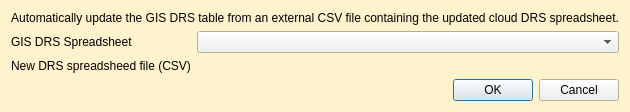
Above: PCA_Geomax_Survey_Processing/pca_geomax_update_DRS_trench_sheet_dialog_base.ui from PCA-Geodata/PCA_Geomax_Survey_Processing_QGIS_Plugin before the change. Below: the same form after it.
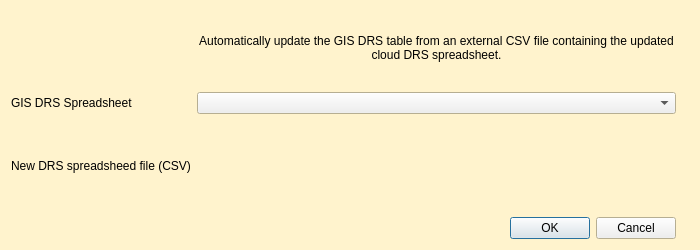
That is the form after the change. Icons and pictures are not drawn. Custom widgets are drawn as their Qt base class.

Commit message: add geomax proc 2.0

Patch:
```diff
--- a/PCA_Geomax_Survey_Processing/pca_geomax_update_DRS_trench_sheet_dialog_base.ui
+++ b/PCA_Geomax_Survey_Processing/pca_geomax_update_DRS_trench_sheet_dialog_base.ui
@@ -9,20 +9,26 @@
    <rect>
     <x>0</x>
     <y>0</y>
-    <width>641</width>
+    <width>700</width>
     <height>250</height>
    </rect>
   </property>
+  <property name="sizePolicy">
+   <sizepolicy hsizetype="Fixed" vsizetype="Fixed">
+    <horstretch>0</horstretch>
+    <verstretch>0</verstretch>
+   </sizepolicy>
+  </property>
   <property name="minimumSize">
    <size>
-    <width>641</width>
+    <width>700</width>
     <height>250</height>
    </size>
   </property>
   <property name="maximumSize">
    <size>
-    <width>641</width>
-    <height>250</height>
+    <width>700</width>
+    <height>276</height>
    </size>
   </property>
   <property name="palette">
@@ -94,36 +100,54 @@
   </property>
   <layout class="QGridLayout" name="gridLayout">
    <property name="sizeConstraint">
-    <enum>QLayout::SetFixedSize</enum>
+    <enum>QLayout::SetMinAndMaxSize</enum>
    </property>
-   <item row="5" column="0">
-    <widget class="QLabel" name="label_3">
-     <property name="frameShape">
-      <enum>QFrame::NoFrame</enum>
+   <item row="2" column="0">
+    <widget class="QLabel" name="label_5">
+     <property name="maximumSize">
+      <size>
+       <width>75</width>
+       <height>75</height>
+      </size>
      </property>
      <property name="text">
-      <string>New DRS spreadsheed file (CSV)</string>
+      <string/>
      </property>
     </widget>
    </item>
-   <item row="4" column="1">
-    <widget class="QgsMapLayerComboBox" name="DRS_on_GIS_comboBox"/>
+   <item row="2" column="2">
+    <widget class="QLabel" name="label_4">
+     <property name="maximumSize">
+      <size>
+       <width>75</width>
+       <height>75</height>
+      </size>
+     </property>
+     <property name="text">
+      <string/>
+     </property>
+     <property name="pixmap">
+      <pixmap>icons/geomax_update_DRS_icon.png</pixmap>
+     </property>
+     <property name="scaledContents">
+      <bool>true</bool>
+     </property>
+    </widget>
    </item>
-   <item row="0" column="0" colspan="2">
+   <item row="2" column="1">
     <widget class="QLabel" name="label">
      <property name="text">
       <string>&lt;html&gt;&lt;head/&gt;&lt;body&gt;&lt;p align=&quot;center&quot;&gt;Automatically update the GIS DRS table from an external CSV file containing the updated cloud DRS spreadsheet.&lt;/p&gt;&lt;/body&gt;&lt;/html&gt;</string>
      </property>
-    </widget>
-   </item>
-   <item row="5" column="1">
-    <widget class="QgsFileWidget" name="DRS_new_file_mQgsFileWidget">
-     <property name="filter">
-      <string>*.csv</string>
+     <property name="scaledContents">
+      <bool>true</bool>
      </property>
+     <property name="wordWrap">
+      <bool>true</bool>
+     </property>
     </widget>
    </item>
-   <item row="4" column="0">
+   <item row="5" column="0">
     <widget class="QLabel" name="label_2">
      <property name="frameShape">
       <enum>QFrame::NoFrame</enum>
@@ -133,7 +157,17 @@
      </property>
     </widget>
    </item>
-   <item row="6" column="1">
+   <item row="6" column="0">
+    <widget class="QLabel" name="label_3">
+     <property name="frameShape">
+      <enum>QFrame::NoFrame</enum>
+     </property>
+     <property name="text">
+      <string>New DRS spreadsheed file (CSV)</string>
+     </property>
+    </widget>
+   </item>
+   <item row="7" column="1">
     <widget class="QDialogButtonBox" name="button_box">
      <property name="orientation">
       <enum>Qt::Horizontal</enum>
@@ -143,6 +177,16 @@
      </property>
     </widget>
    </item>
+   <item row="5" column="1">
+    <widget class="QgsMapLayerComboBox" name="DRS_on_GIS_comboBox"/>
+   </item>
+   <item row="6" column="1">
+    <widget class="QgsFileWidget" name="DRS_new_file_mQgsFileWidget">
+     <property name="filter">
+      <string>*.csv</string>
+     </property>
+    </widget>
+   </item>
   </layout>
  </widget>
  <customwidgets>
```
Left out of the diff: 6 changed lines with no effect on the pictures. The commit also changes 47 other files.
